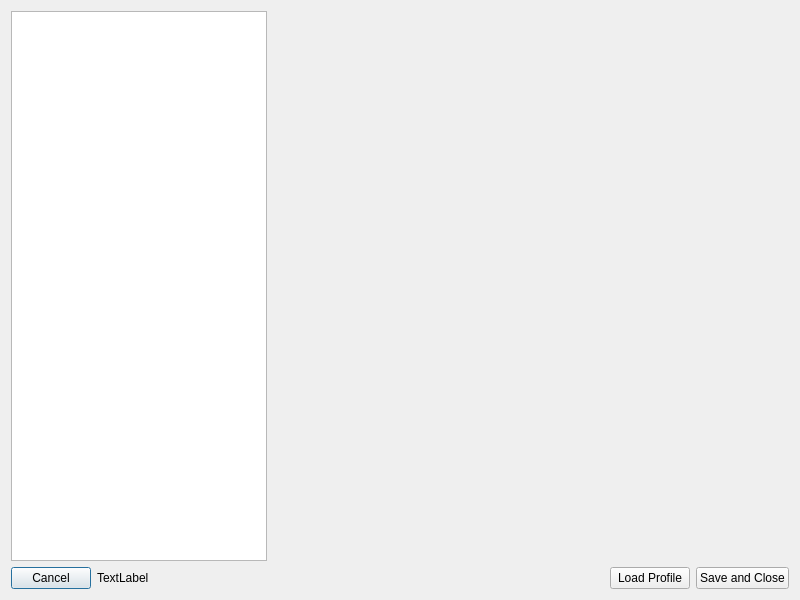
First picture: the form in FWAdminLib/Configurator/AppleConfiguratorDlg.ui, repository fw-dev/translations, before the edit.
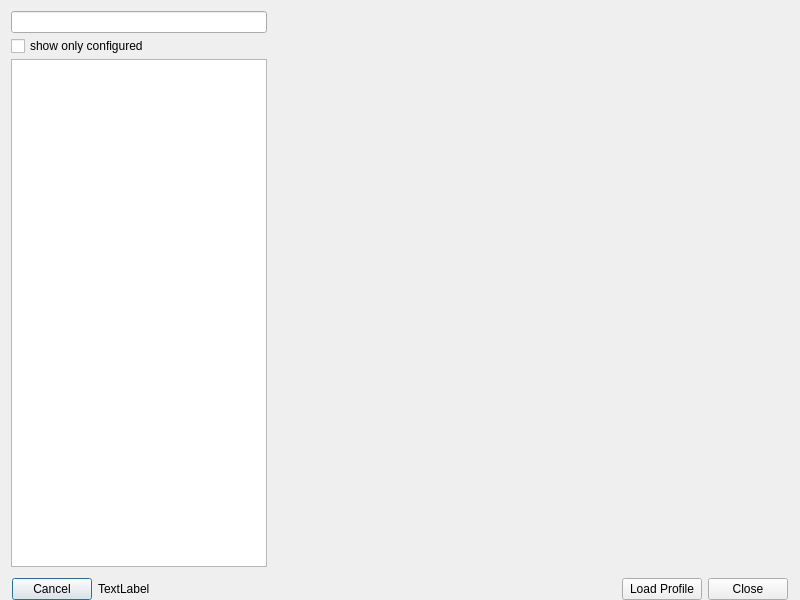
Second picture: the form after the edit. Custom widgets are drawn as their Qt base class.

Patch:
```diff
--- a/FWAdminLib/Configurator/AppleConfiguratorDlg.ui
+++ b/FWAdminLib/Configurator/AppleConfiguratorDlg.ui
@@ -2,18 +2,10 @@
 <ui version="4.0">
  <class>AppleConfiguratorDlg</class>
  <widget class="QDialog" name="AppleConfiguratorDlg">
-  <property name="geometry">
-   <rect>
-    <x>0</x>
-    <y>0</y>
+  <property name="minimumSize">
+   <size>
     <width>800</width>
     <height>600</height>
-   </rect>
-  </property>
-  <property name="minimumSize">
-   <size>
-    <width>640</width>
-    <height>480</height>
    </size>
   </property>
   <property name="windowTitle">
@@ -31,12 +23,31 @@
 </string>
   </property>
   <layout class="QVBoxLayout" name="verticalLayout">
+   <property name="spacing">
+    <number>0</number>
+   </property>
+   <property name="leftMargin">
+    <number>0</number>
+   </property>
+   <property name="topMargin">
+    <number>0</number>
+   </property>
+   <property name="rightMargin">
+    <number>0</number>
+   </property>
+   <property name="bottomMargin">
+    <number>0</number>
+   </property>
    <item>
-    <layout class="QHBoxLayout" name="horizontalLayout">
+    <widget class="QWidget" name="mainwidget" native="true">
+     <layout class="QHBoxLayout" name="horizontalLayout" stretch="0,0">
+      <property name="spacing">
+       <number>0</number>
+      </property>
      <item>
-      <widget class="QListWidget" name="listPayloads">
+       <widget class="QWidget" name="leftPane" native="true">
        <property name="sizePolicy">
-        <sizepolicy hsizetype="Fixed" vsizetype="Expanding">
+         <sizepolicy hsizetype="Fixed" vsizetype="Preferred">
          <horstretch>0</horstretch>
          <verstretch>0</verstretch>
         </sizepolicy>
@@ -47,11 +58,75 @@
          <height>0</height>
         </size>
        </property>
+        <layout class="QVBoxLayout" name="verticalLayout_2">
+         <property name="spacing">
+          <number>3</number>
+         </property>
+         <property name="leftMargin">
+          <number>0</number>
+         </property>
+         <property name="topMargin">
+          <number>0</number>
+         </property>
+         <property name="rightMargin">
+          <number>0</number>
+         </property>
+         <property name="bottomMargin">
+          <number>0</number>
+         </property>
+         <item>
+          <widget class="SearchLineEdit" name="searchField"/>
+         </item>
+         <item>
+          <widget class="QWidget" name="widget" native="true">
+           <property name="minimumSize">
+            <size>
+             <width>0</width>
+             <height>0</height>
+            </size>
+           </property>
+           <layout class="QGridLayout" name="gridLayout">
+            <property name="leftMargin">
+             <number>0</number>
+            </property>
+            <property name="topMargin">
+             <number>0</number>
+            </property>
+            <property name="rightMargin">
+             <number>0</number>
+            </property>
+            <property name="bottomMargin">
+             <number>0</number>
+            </property>
+            <property name="horizontalSpacing">
+             <number>0</number>
+            </property>
+            <item row="0" column="0">
+             <widget class="QCheckBox" name="checkBoxShowOnlyConfigured">
+              <property name="sizePolicy">
+               <sizepolicy hsizetype="Expanding" vsizetype="Fixed">
+                <horstretch>0</horstretch>
+                <verstretch>0</verstretch>
+               </sizepolicy>
+              </property>
+              <property name="text">
+               <string>show only configured</string>
+              </property>
+             </widget>
+            </item>
+           </layout>
+          </widget>
+         </item>
+         <item>
+          <widget class="QListWidget" name="listPayloads">
        <property name="frameShadow">
         <enum>QFrame::Plain</enum>
        </property>
       </widget>
      </item>
+        </layout>
+       </widget>
+      </item>
      <item>
       <widget class="QStackedWidget" name="stackedWidget">
        <property name="sizePolicy">
@@ -72,9 +147,16 @@
       </widget>
      </item>
     </layout>
+    </widget>
    </item>
    <item>
     <layout class="QHBoxLayout" name="horizontalLayout_2">
+     <property name="leftMargin">
+      <number>12</number>
+     </property>
+     <property name="rightMargin">
+      <number>12</number>
+     </property>
      <item>
       <widget class="QPushButton" name="cancelButton">
        <property name="text">
@@ -112,7 +194,7 @@
      <item>
       <widget class="QPushButton" name="saveProfile">
        <property name="text">
-        <string>Save and Close</string>
+        <string>Close</string>
        </property>
       </widget>
      </item>
@@ -121,6 +203,13 @@
   </layout>
  </widget>
  <layoutdefault spacing="6" margin="11"/>
+ <customwidgets>
+  <customwidget>
+   <class>SearchLineEdit</class>
+   <extends>QLineEdit</extends>
+   <header>FileWaveGuiLib/searchlineedit/searchlineedit.h</header>
+  </customwidget>
+ </customwidgets>
  <resources/>
  <connections/>
 </ui>
```
Left out of the diff: 2 changed lines with no effect on the pictures. Lines whose indentation alone changed are shown as unchanged.
